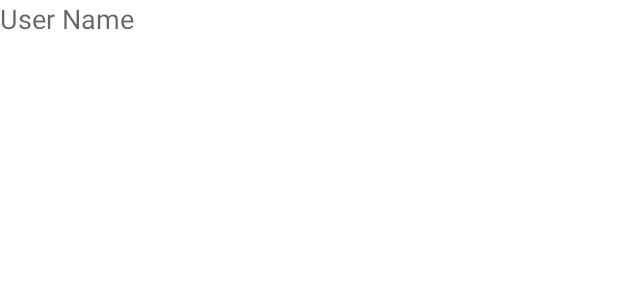
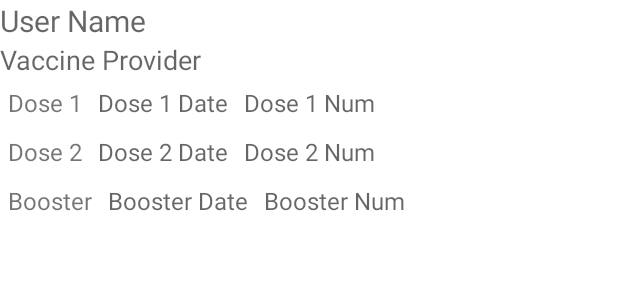
Before and after one commit to TeannaP18/VirtualVaccinationCard, an Android app: the layout item_vaccination_record.xml on its own in the app's theme, with its tools: preview values and no code run, on a phone screen of 412 x 824 dp. Shown: the top 300 px of the screen. Run offline under Robolectric (Android 15) with nearby library versions, the phone set to English and light mode, and no system bars.

Commit message:
vaccination details item created

```diff
--- a/app/src/main/res/layout/item_vaccination_record.xml
+++ b/app/src/main/res/layout/item_vaccination_record.xml
@@ -1,18 +1,116 @@
 <?xml version="1.0" encoding="utf-8"?>
-<LinearLayout
+<RelativeLayout
     xmlns:android="http://schemas.android.com/apk/res/android"
     android:layout_width="match_parent"
-    android:layout_height="match_parent">
+    android:layout_height="match_parent"
+    android:orientation="vertical">
 
 
     <TextView
         android:id="@+id/UserName"
         android:layout_width="wrap_content"
         android:layout_height="wrap_content"
-        android:textSize="18dp"
+        android:textSize="20dp"
         android:hint="User Name" />
 
+    <TextView
+        android:id="@+id/VaccineProvider"
+        android:layout_width="wrap_content"
+        android:layout_height="wrap_content"
+        android:textSize="18dp"
+        android:layout_below="@id/UserName"
+        android:hint="Vaccine Provider" />
 
+    <!--Add Titles for columns here -->
 
+    <!--Dose 1-->
+    <TextView
+        android:id="@+id/tvDose1"
+        android:layout_width="wrap_content"
+        android:layout_height="wrap_content"
+        android:textSize="16dp"
+        android:padding="5dp"
+        android:layout_below="@id/VaccineProvider"
+        android:text="Dose 1" />
 
-</LinearLayout>
+    <TextView
+        android:id="@+id/Dose1Date"
+        android:layout_width="wrap_content"
+        android:layout_height="wrap_content"
+        android:textSize="16dp"
+        android:padding="5dp"
+        android:hint="Dose 1 Date"
+        android:layout_below="@id/VaccineProvider"
+        android:layout_toRightOf="@+id/tvDose1" />
+
+    <TextView
+        android:id="@+id/Dose1Num"
+        android:layout_width="wrap_content"
+        android:layout_height="wrap_content"
+        android:textSize="16dp"
+        android:padding="5dp"
+        android:hint="Dose 1 Num"
+        android:layout_below="@id/VaccineProvider"
+        android:layout_toRightOf="@id/Dose1Date"/>
+
+    <!--Dose 2-->
+    <TextView
+        android:id="@+id/tvDose2"
+        android:layout_width="wrap_content"
+        android:layout_height="wrap_content"
+        android:textSize="16dp"
+        android:padding="5dp"
+        android:text="Dose 2"
+        android:layout_below="@id/tvDose1"/>
+
+    <TextView
+        android:id="@+id/Dose2Date"
+        android:layout_width="wrap_content"
+        android:layout_height="wrap_content"
+        android:textSize="16dp"
+        android:padding="5dp"
+        android:hint="Dose 2 Date"
+        android:layout_below="@id/Dose1Date"
+        android:layout_toRightOf="@id/tvDose2"/>
+
+    <TextView
+        android:id="@+id/Dose2Num"
+        android:layout_width="wrap_content"
+        android:layout_height="wrap_content"
+        android:textSize="16dp"
+        android:padding="5dp"
+        android:hint="Dose 2 Num"
+        android:layout_below="@id/Dose1Date"
+        android:layout_toRightOf="@id/Dose2Date"/>
+
+    <!--Booster-->
+    <TextView
+        android:id="@+id/tvBooster"
+        android:layout_width="wrap_content"
+        android:layout_height="wrap_content"
+        android:textSize="16dp"
+        android:padding="5dp"
+        android:text="Booster"
+        android:layout_below="@id/tvDose2"/>
+
+    <TextView
+        android:id="@+id/BoosterDate"
+        android:layout_width="wrap_content"
+        android:layout_height="wrap_content"
+        android:textSize="16dp"
+        android:padding="5dp"
+        android:hint="Booster Date"
+        android:layout_below="@id/Dose2Date"
+        android:layout_toRightOf="@id/tvBooster"/>
+
+    <TextView
+        android:id="@+id/BoosterNum"
+        android:layout_width="wrap_content"
+        android:layout_height="wrap_content"
+        android:textSize="16dp"
+        android:padding="5dp"
+        android:hint="Booster Num"
+        android:layout_below="@id/Dose2Date"
+        android:layout_toRightOf="@id/BoosterDate"/>
+
+</RelativeLayout>
```
